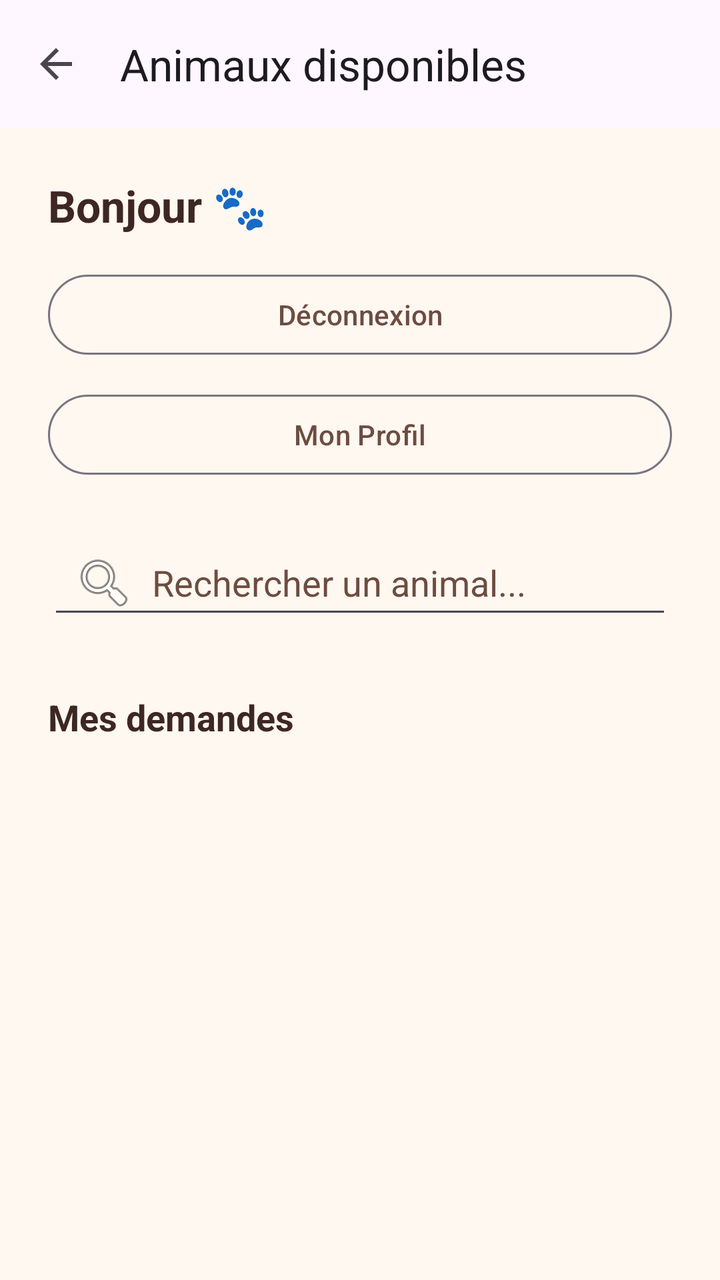
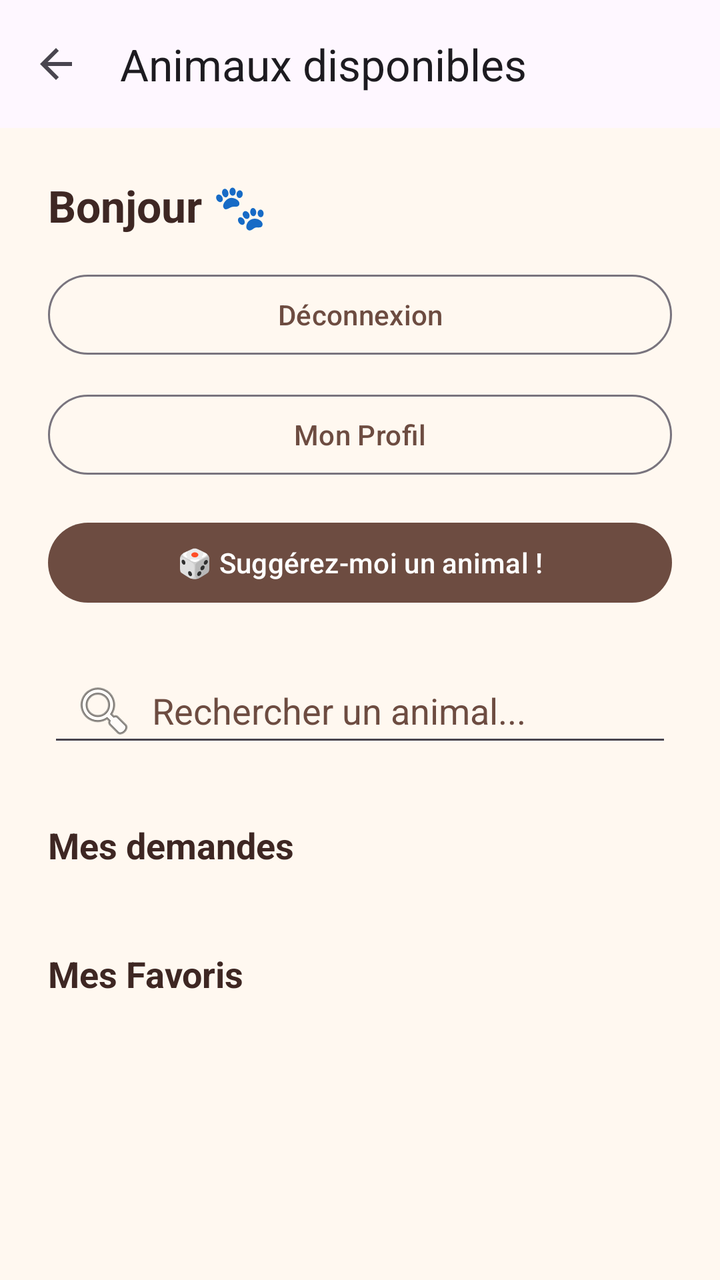

Two renders of the same Android screen: before a commit and after it. Below are the layout's source before the change and the commit's diff.
<!-- AndroidManifest.xml: application theme Theme.WorkshopPetShelter -->
<!-- res/layout/activity_user_dashboard.xml -->
<LinearLayout xmlns:android="http://schemas.android.com/apk/res/android"
    xmlns:app="http://schemas.android.com/apk/res-auto"
    android:layout_width="match_parent"
    android:layout_height="match_parent"
    android:background="@color/app_background"
    android:orientation="vertical">

    <com.google.android.material.appbar.MaterialToolbar
        android:id="@+id/toolbar"
        android:layout_width="match_parent"
        android:layout_height="?attr/actionBarSize"
        android:background="?attr/colorSurface"
        app:navigationIcon="@drawable/ic_arrow_back"
        app:title="@string/available_pets" />

    <FrameLayout
        android:layout_width="match_parent"
        android:layout_height="0dp"
        android:layout_weight="1">

        <ScrollView
            android:layout_width="match_parent"
            android:layout_height="match_parent"
            android:fillViewport="true">

            <LinearLayout
                android:layout_width="match_parent"
                android:layout_height="wrap_content"
                android:animateLayoutChanges="true"
                android:orientation="vertical"
                android:padding="24dp">

                <TextView
                    android:id="@+id/tvGreeting"
                    android:layout_width="match_parent"
                    android:layout_height="wrap_content"
                    android:text="@string/greeting_user_empty"
                    android:textColor="@color/text_primary"
                    android:textSize="22sp"
                    android:textStyle="bold" />

                <com.google.android.material.button.MaterialButton
                    android:id="@+id/btnLogout"
                    style="@style/Widget.Material3.Button.OutlinedButton"
                    android:layout_width="match_parent"
                    android:layout_height="wrap_content"
                    android:layout_marginTop="16dp"
                    android:text="@string/logout"
                    android:textColor="@color/accent" />

                
                <com.google.android.material.button.MaterialButton
                    android:id="@+id/btnProfile"
                    style="@style/Widget.Material3.Button.OutlinedButton"
                    android:layout_width="match_parent"
                    android:layout_height="wrap_content"
                    android:layout_marginTop="12dp"
                    android:text="@string/profile"
                    android:textColor="@color/accent" />

                
                <EditText
                    android:id="@+id/etSearchAvailable"
                    android:layout_width="match_parent"
                    android:layout_height="wrap_content"
                    android:layout_marginTop="24dp"
                    android:drawableStart="@android:drawable/ic_menu_search"
                    android:drawablePadding="8dp"
                    android:hint="@string/search_hint"
                    android:inputType="text"
                    android:paddingStart="12dp"
                    android:singleLine="true"
                    android:textColor="@color/text_primary"
                    android:textColorHint="@color/accent" />

                
                <ListView
                    android:id="@+id/lvAvailablePets"
                    android:layout_width="match_parent"
                    android:layout_height="wrap_content"
                    android:layout_marginTop="8dp"
                    android:divider="@null"
                    android:dividerHeight="0dp"
                    android:nestedScrollingEnabled="false" />

                
                <TextView
                    android:id="@+id/tvEmptyAvailable"
                    android:layout_width="match_parent"
                    android:layout_height="wrap_content"
                    android:gravity="center"
                    android:padding="16dp"
                    android:text="@string/empty_available_pets"
                    android:textColor="@color/text_primary"
                    android:textStyle="italic"
                    android:visibility="gone" />

                <TextView
                    android:layout_width="match_parent"
                    android:layout_height="wrap_content"
                    android:layout_marginTop="24dp"
                    android:text="@string/my_requests"
                    android:textColor="@color/text_primary"
                    android:textSize="18sp"
                    android:textStyle="bold" />

                <ListView
                    android:id="@+id/lvMyRequests"
                    android:layout_width="match_parent"
                    android:layout_height="wrap_content"
                    android:layout_marginBottom="16dp"
                    android:divider="@null"
                    android:dividerHeight="0dp"
                    android:nestedScrollingEnabled="false" />

                <TextView
                    android:id="@+id/tvEmptyRequests"
                    android:layout_width="match_parent"
                    android:layout_height="wrap_content"
                    android:gravity="center"
                    android:padding="16dp"
                    android:text="@string/empty_requests"
                    android:textColor="@color/text_primary"
                    android:textStyle="italic"
                    android:visibility="gone" />

            </LinearLayout>

        </ScrollView>

        
        <ProgressBar
            android:id="@+id/progressBar"
            android:layout_width="wrap_content"
            android:layout_height="wrap_content"
            android:layout_gravity="center"
            android:visibility="gone" />

    </FrameLayout>

</LinearLayout>
<!-- resources referenced by this layout -->
<resources>
  <color name="accent">#6D4C41</color>
  <color name="app_background">#FFF8F0</color>
  <color name="text_primary">#3E2723</color>
  <!-- drawable ic_arrow_back (drawable) -->
  <vector xmlns:android="http://schemas.android.com/apk/res/android"
      android:width="24dp"
      android:height="24dp"
      android:viewportWidth="24"
      android:viewportHeight="24"
      android:autoMirrored="true">
      <path
          android:fillColor="?attr/colorControlNormal"
          android:pathData="M20,11H7.83l5.59,-5.59L12,4l-8,8 8,8 1.41,-1.41L7.83,13H20v-2z" />
  </vector>
  <string name="available_pets">Animaux disponibles</string>
  <string name="empty_available_pets">Aucun animal disponible.</string>
  <string name="empty_requests">Aucune demande.</string>
  <string name="greeting_user_empty">Bonjour 🐾</string>
  <string name="logout">Déconnexion</string>
  <string name="my_requests">Mes demandes</string>
  <string name="profile">Mon Profil</string>
  <string name="search_hint">Rechercher un animal...</string>
  <style name="Theme.WorkshopPetShelter" parent="Theme.Material3.DayNight.NoActionBar" />
</resources>

<!-- the commit's change to res/layout/activity_user_dashboard.xml (unified diff, before → after) -->
@@ -57,6 +57,16 @@
                     android:layout_marginTop="12dp"
                     android:text="@string/profile"
                     android:textColor="@color/accent" />
+
+                
+                <com.google.android.material.button.MaterialButton
+                    android:id="@+id/btnMatchMe"
+                    android:layout_width="match_parent"
+                    android:layout_height="wrap_content"
+                    android:layout_marginTop="16dp"
+                    android:text="@string/match_me"
+                    android:textAllCaps="false"
+                    app:backgroundTint="@color/accent" />
 
                 
                 <EditText
@@ -124,6 +134,36 @@
                     android:textStyle="italic"
                     android:visibility="gone" />
 
+                
+                <TextView
+                    android:layout_width="match_parent"
+                    android:layout_height="wrap_content"
+                    android:layout_marginTop="24dp"
+                    android:text="@string/my_favorites"
+                    android:textColor="@color/text_primary"
+                    android:textSize="18sp"
+                    android:textStyle="bold" />
+
+                <ListView
+                    android:id="@+id/lvFavorites"
+                    android:layout_width="match_parent"
+                    android:layout_height="wrap_content"
+                    android:layout_marginTop="8dp"
+                    android:divider="@null"
+                    android:dividerHeight="0dp"
+                    android:nestedScrollingEnabled="false" />
+
+                <TextView
+                    android:id="@+id/tvEmptyFavorites"
+                    android:layout_width="match_parent"
+                    android:layout_height="wrap_content"
+                    android:gravity="center"
+                    android:padding="16dp"
+                    android:text="@string/empty_favorites"
+                    android:textColor="@color/text_primary"
+                    android:textStyle="italic"
+                    android:visibility="gone" />
+
             </LinearLayout>
 
         </ScrollView>
<!-- resource entries referenced after the edit -->
@@ -16,9 +16,12 @@
   </vector>
   <string name="available_pets">Animaux disponibles</string>
   <string name="empty_available_pets">Aucun animal disponible.</string>
+  <string name="empty_favorites">Aucun favori.</string>
   <string name="empty_requests">Aucune demande.</string>
   <string name="greeting_user_empty">Bonjour 🐾</string>
   <string name="logout">Déconnexion</string>
+  <string name="match_me">🎲 Suggérez-moi un animal !</string>
+  <string name="my_favorites">Mes Favoris</string>
   <string name="my_requests">Mes demandes</string>
   <string name="profile">Mon Profil</string>
   <string name="search_hint">Rechercher un animal...</string>
